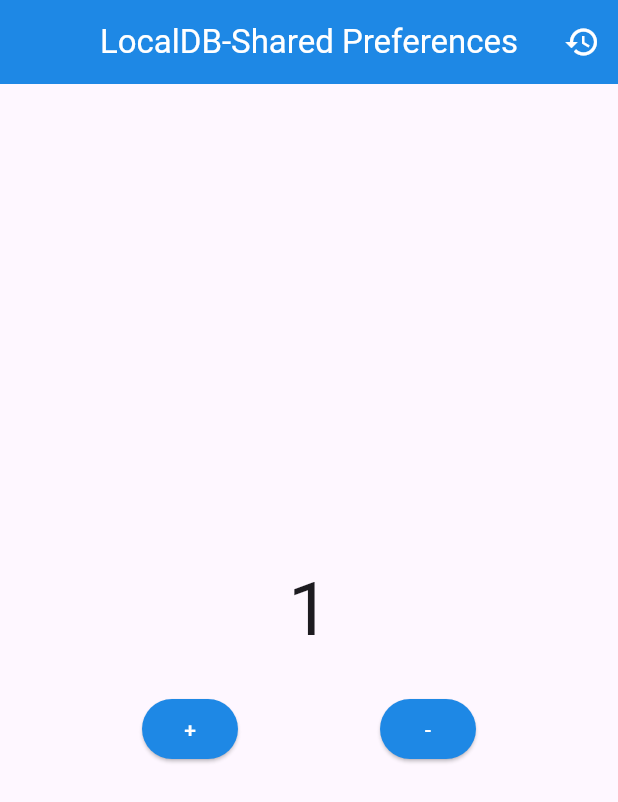
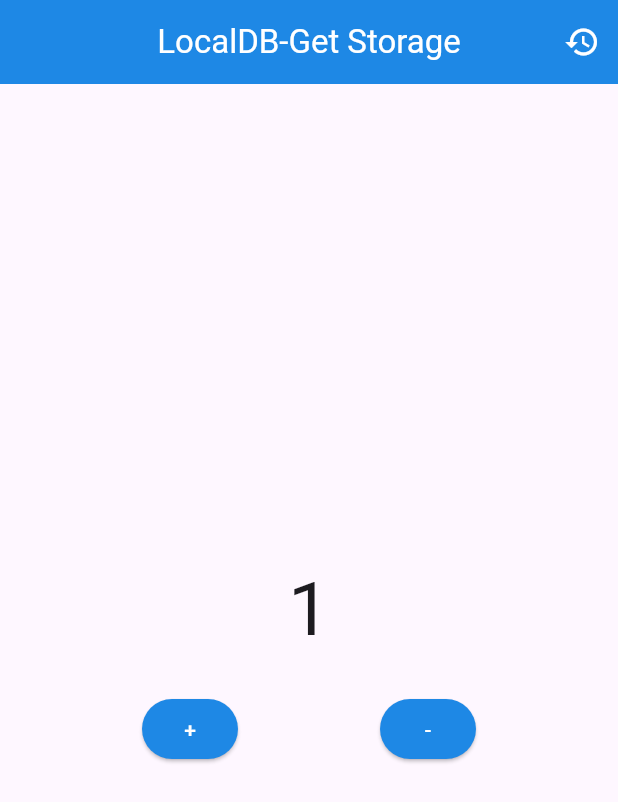
Before and after one commit to iqbalsuwandi20/belajar-flutter-youtube, a Flutter app: the screen it shows after launch, after a tap on an icon or button, on a phone screen of 412 x 824 dp. Shown: the top 802 px of the screen. Run offline on Flutter 3.47's test engine with Material 3 defaults, Android fonts, the phone set to English and light mode, and no system bars; our stand-ins replace get, get_storage.

Commit message:
local db - get storage

```diff
--- a/lib/app/modules/home/controllers/home_controller.dart
+++ b/lib/app/modules/home/controllers/home_controller.dart
@@ -1,51 +1,46 @@
 import 'package:get/get.dart';
-import 'package:shared_preferences/shared_preferences.dart';
+import 'package:get_storage/get_storage.dart';
 
 class HomeController extends GetxController {
+  final box = GetStorage(); // Inisialisasi penyimpanan menggunakan GetStorage
   RxInt data = 0.obs; // Deklarasi variabel observasi untuk menyimpan nilai data
 
   // Fungsi untuk mengurangi nilai data
   void decrement() {
     data--; // Mengurangi nilai data
-    simpanData(); // Memanggil fungsi untuk menyimpan data ke Shared Preferences
+    simpanData(); // Memanggil fungsi untuk menyimpan data ke GetStorage
   }
 
   // Fungsi untuk menambah nilai data
   void increment() {
     data++; // Menambah nilai data
-    simpanData(); // Memanggil fungsi untuk menyimpan data ke Shared Preferences
+    simpanData(); // Memanggil fungsi untuk menyimpan data ke GetStorage
   }
 
-  // Fungsi untuk menyimpan data ke Shared Preferences
+  // Fungsi untuk menyimpan data ke GetStorage
   void simpanData() async {
     print("SIMPAN DATA"); // Debugging untuk mencetak log penyimpanan data
-    final prefs = await SharedPreferences
-        .getInstance(); // Mengakses instance SharedPreferences
-    if (prefs.getInt("angkaTerakhir") != null) {
-      await prefs.remove("angkaTerakhir"); // Menghapus data lama jika ada
+
+    if (box.read("angkaTerakhir") != null) {
+      await box.remove("angkaTerakhir"); // Menghapus data lama jika ada
     } else {
-      await prefs.setInt(
-          "angkaTerakhir", data.value); // Menyimpan nilai terbaru
+      await box.write(
+          "angkaTerakhir", data.value); // Menyimpan nilai terbaru ke GetStorage
     }
   }
 
-  // Fungsi untuk membaca data dari Shared Preferences
+  // Fungsi untuk membaca data dari GetStorage
   void bacaData() async {
-    final prefs = await SharedPreferences
-        .getInstance(); // Mengakses instance SharedPreferences
-    if (prefs.getInt("angkaTerakhir") != null) {
-      data.value = prefs.getInt(
-          "angkaTerakhir")!; // Jika data ada, tetapkan nilai ke variabel `data`
+    if (box.read("angkaTerakhir") != null) {
+      data.value = box.read("angkaTerakhir")!
+          as int; // Jika data ada, tetapkan nilai ke variabel `data`
     }
   }
 
   // Fungsi untuk mereset data ke nilai awal
   void resetData() async {
-    final prefs = await SharedPreferences
-        .getInstance(); // Mengakses instance SharedPreferences
-    if (prefs.getInt("angkaTerakhir") != null) {
-      await prefs
-          .remove("angkaTerakhir"); // Menghapus data dari Shared Preferences
+    if (box.read("angkaTerakhir") != null) {
+      await box.remove("angkaTerakhir"); // Menghapus data dari GetStorage
       data.value = 0; // Mengatur nilai data ke 0
     }
   }
@@ -56,19 +51,4 @@ class HomeController extends GetxController {
     bacaData(); // Membaca data saat controller diinisialisasi
     super.onInit(); // Memanggil inisialisasi dari superclass
   }
-
-  // Fungsi simpan dan baca data lain yang bisa digunakan (saat ini dikomentari)
-  // void simpanData() async {
-  //   print("SIMPAN DATA");
-  //   final prefs = await SharedPreferences.getInstance();
-  //   await prefs.setString('name', "INI ROGER"); // Menyimpan data string
-  // }
-
-  // void bacaData() async {
-  //   print("BACA DATA");
-  //   final prefs = await SharedPreferences.getInstance();
-  //   if (prefs.getString("name") != null) {
-  //     data.value = prefs.getString("name")!; // Membaca data string
-  //   }
-  // }
 }
--- a/lib/app/modules/home/views/home_view.dart
+++ b/lib/app/modules/home/views/home_view.dart
@@ -13,18 +13,18 @@ class HomeView extends GetView<HomeController> {
         centerTitle: true,
         backgroundColor: Colors.blue[600], // Setel warna latar belakang AppBar
         title: const Text(
-          'LocalDB-Shared Preferences', // Judul pada AppBar
-          style: TextStyle(color: Colors.white), // Gaya teks
+          'LocalDB-Get Storage', // Judul pada AppBar
+          style: TextStyle(color: Colors.white), // Gaya teks judul
         ),
         actions: [
           IconButton(
             onPressed: () {
               controller
-                  .resetData(); // Memanggil metode resetData dari controller
+                  .resetData(); // Memanggil metode resetData dari controller untuk mereset data
             },
             icon: const Icon(
-              Icons.restore, // Ikon restore
-              color: Colors.white, // Warna ikon
+              Icons.restore, // Ikon restore untuk mereset data
+              color: Colors.white, // Warna ikon restore
             ),
           )
         ],
@@ -37,17 +37,17 @@ class HomeView extends GetView<HomeController> {
             Obx(
               () {
                 return Text(
-                  '${controller.data}', // Menampilkan data dari controller
-                  style: const TextStyle(fontSize: 50), // Gaya teks
+                  '${controller.data}', // Menampilkan nilai data dari controller yang diobservasi
+                  style: const TextStyle(fontSize: 50), // Ukuran dan gaya teks
                 );
               },
             ),
             const SizedBox(
-              height: 20, // Spasi antara elemen
+              height: 20, // Memberikan jarak antara elemen
             ),
             Row(
               mainAxisAlignment: MainAxisAlignment
-                  .spaceEvenly, // Elemen diatur merata di baris
+                  .spaceEvenly, // Mengatur elemen secara merata di baris
               children: [
                 ElevatedButton(
                   style: ElevatedButton.styleFrom(
@@ -56,11 +56,11 @@ class HomeView extends GetView<HomeController> {
                   ),
                   onPressed: () {
                     controller
-                        .increment(); // Memanggil metode increment dari controller
+                        .increment(); // Memanggil metode increment dari controller untuk menambah data
                   },
                   child: const Text(
-                    "+", // Teks pada tombol
-                    style: TextStyle(color: Colors.white), // Gaya teks
+                    "+", // Teks tombol untuk menambah nilai
+                    style: TextStyle(color: Colors.white), // Gaya teks tombol
                   ),
                 ),
                 ElevatedButton(
@@ -70,48 +70,15 @@ class HomeView extends GetView<HomeController> {
                   ),
                   onPressed: () {
                     controller
-                        .decrement(); // Memanggil metode decrement dari controller
+                        .decrement(); // Memanggil metode decrement dari controller untuk mengurangi data
                   },
                   child: const Text(
-                    "-", // Teks pada tombol
-                    style: TextStyle(color: Colors.white), // Gaya teks
+                    "-", // Teks tombol untuk mengurangi nilai
+                    style: TextStyle(color: Colors.white), // Gaya teks tombol
                   ),
                 ),
               ],
             ),
-            // Kode di bawah ini bisa diaktifkan untuk menambahkan fungsionalitas:
-            // const SizedBox(
-            //   height: 20, // Spasi tambahan
-            // ),
-            // Row(
-            //   mainAxisAlignment: MainAxisAlignment.spaceEvenly, // Mengatur posisi elemen merata di baris
-            //   children: [
-            //     ElevatedButton(
-            //       style: ElevatedButton.styleFrom(
-            //         backgroundColor: Colors.blue[600],
-            //       ),
-            //       onPressed: () {
-            //         controller.simpanData(); // Contoh fungsi tambahan tombol
-            //       },
-            //       child: const Text(
-            //         "Simpan data",
-            //         style: TextStyle(color: Colors.white),
-            //       ),
-            //     ),
-            //     ElevatedButton(
-            //       style: ElevatedButton.styleFrom(
-            //         backgroundColor: Colors.blue[600],
-            //       ),
-            //       onPressed: () {
-            //         // Fungsi tambahan tombol
-            //       },
-            //       child: const Text(
-            //         "Hapus data",
-            //         style: TextStyle(color: Colors.white),
-            //       ),
-            //     ),
-            //   ],
-            // ),
           ],
         ),
       ),
--- a/lib/main.dart
+++ b/lib/main.dart
@@ -2,9 +2,12 @@ import 'package:flutter/material.dart';
 
 import 'package:get/get.dart';
 
+import 'package:get_storage/get_storage.dart';
+
 import 'app/routes/app_pages.dart';
 
-void main() {
+void main() async {
+  await GetStorage.init();
   runApp(
     GetMaterialApp(
       title: "Application",
--- a/pubspec.yaml
+++ b/pubspec.yaml
@@ -2,7 +2,7 @@ name: flutter_intermediate
 description: "A new Flutter project."
 # The following line prevents the package from being accidentally published to
 # pub.dev using `flutter pub publish`. This is preferred for private packages.
-publish_to: 'none' # Remove this line if you wish to publish to pub.dev
+publish_to: "none" # Remove this line if you wish to publish to pub.dev
 
 # The following defines the version and build number for your application.
 # A version number is three numbers separated by dots, like 1.2.43
@@ -31,12 +31,11 @@ dependencies:
   flutter:
     sdk: flutter
 
-
   # The following adds the Cupertino Icons font to your application.
   # Use with the CupertinoIcons class for iOS style icons.
   cupertino_icons: ^1.0.8
   get: ^4.6.6
-  shared_preferences: ^2.3.2
+  get_storage: ^2.1.1
 
 dev_dependencies:
   flutter_test:
@@ -54,7 +53,6 @@ dev_dependencies:
 
 # The following section is specific to Flutter packages.
 flutter:
-
   # The following line ensures that the Material Icons font is
   # included with your application, so that you can use the icons in
   # the material Icons class.
```
Also changed, not shown: pubspec.lock, 1 other file.
